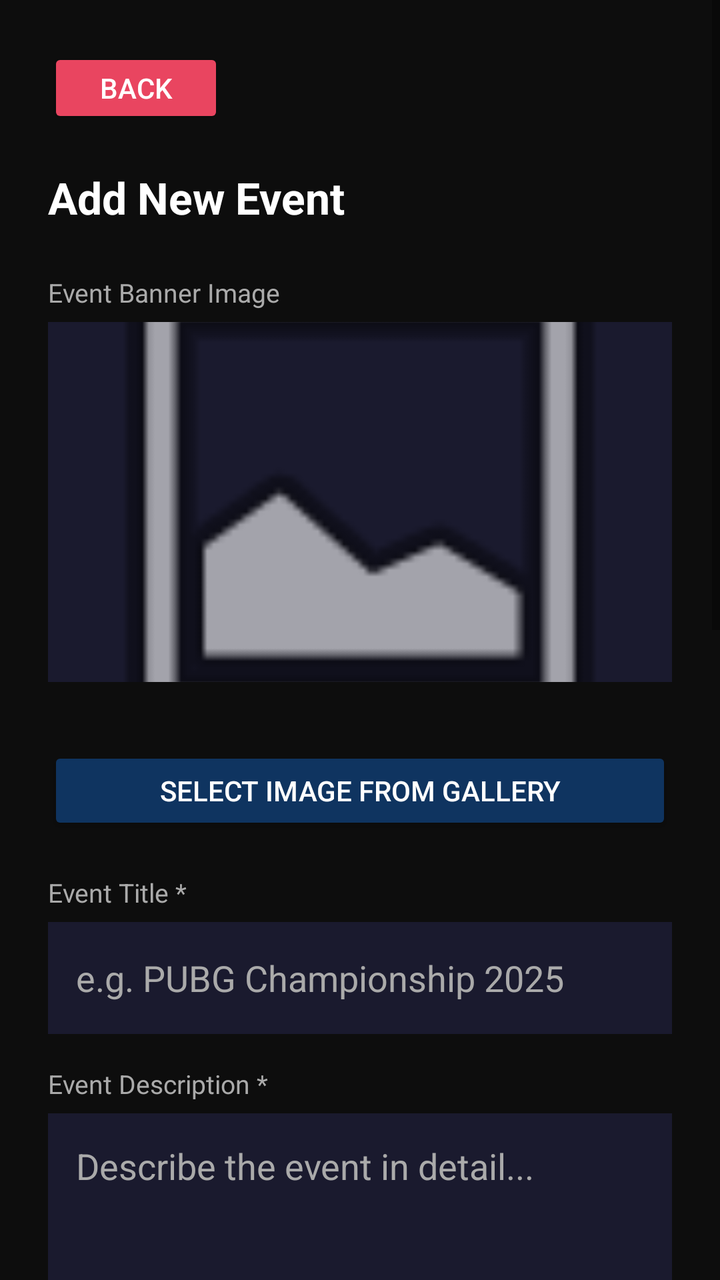
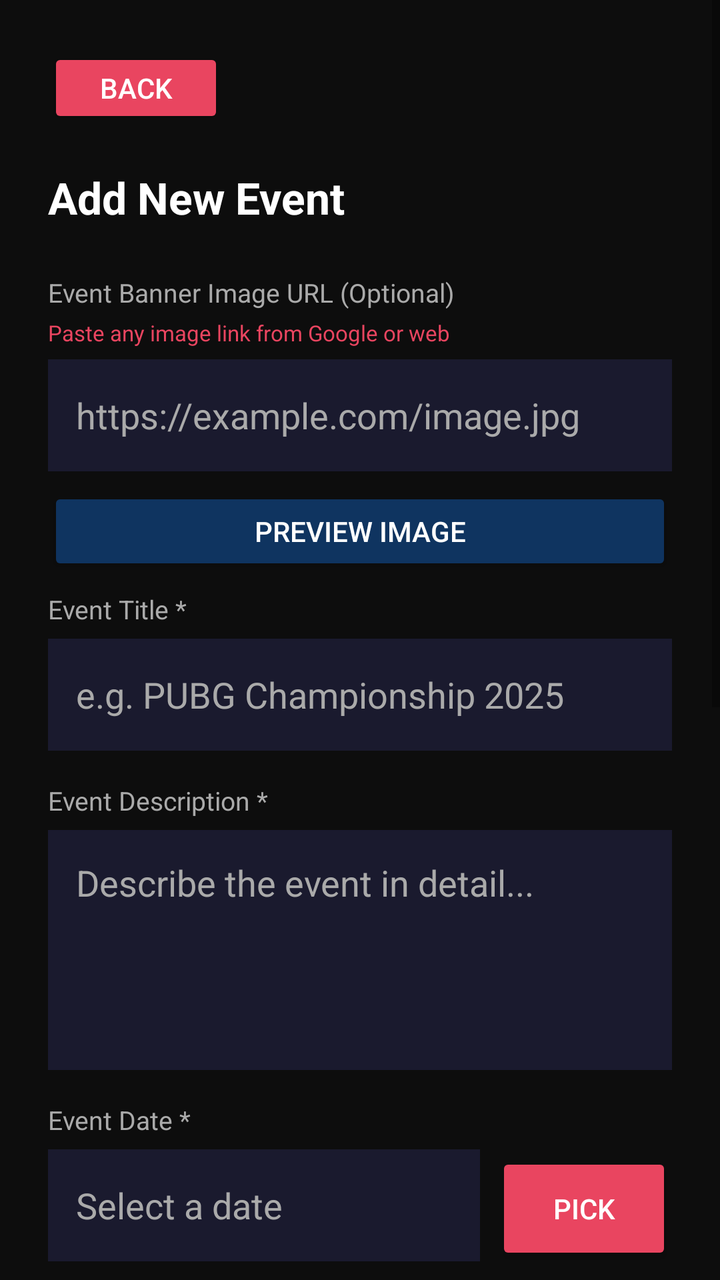

Before-and-after screenshots of an Android layout around one commit, followed by the original layout XML and the change that was made.
<!-- AndroidManifest.xml: application theme Theme.AIUBeSportsClub -->
<!-- res/layout/fragment_admin_add_event.xml -->
<?xml version="1.0" encoding="utf-8"?>
<ScrollView
    xmlns:android="http://schemas.android.com/apk/res/android"
    android:layout_width="match_parent"
    android:layout_height="match_parent"
    android:background="@color/dark_bg">

    <LinearLayout
        android:layout_width="match_parent"
        android:layout_height="wrap_content"
        android:orientation="vertical"
        android:padding="24dp">

        
        <Button
            android:id="@+id/btnBackAddEvent"
            android:layout_width="wrap_content"
            android:layout_height="40dp"
            android:text="Back"
            android:textColor="@color/white"
            android:backgroundTint="@color/accent"
            android:layout_marginBottom="20dp"/>

        
        <TextView
            android:layout_width="wrap_content"
            android:layout_height="wrap_content"
            android:text="Add New Event"
            android:textSize="22sp"
            android:textStyle="bold"
            android:textColor="@color/white"
            android:layout_marginBottom="24dp"/>

        
        <TextView
            android:layout_width="match_parent"
            android:layout_height="wrap_content"
            android:text="Event Banner Image"
            android:textSize="13sp"
            android:textColor="@color/light_gray"
            android:layout_marginBottom="6dp"/>

        
        <ImageView
            android:id="@+id/ivBannerPreview"
            android:layout_width="match_parent"
            android:layout_height="180dp"
            android:scaleType="centerCrop"
            android:background="@color/card_bg"
            android:src="@android:drawable/ic_menu_gallery"
            android:contentDescription="Banner preview"
            android:layout_marginBottom="8dp"/>

        
        <ProgressBar
            android:id="@+id/progressUpload"
            style="?android:attr/progressBarStyleHorizontal"
            android:layout_width="match_parent"
            android:layout_height="8dp"
            android:visibility="gone"
            android:progressTint="@color/accent"
            android:layout_marginBottom="8dp"/>

        
        <TextView
            android:id="@+id/tvUploadStatus"
            android:layout_width="match_parent"
            android:layout_height="wrap_content"
            android:text=""
            android:textSize="12sp"
            android:textColor="@color/accent"
            android:layout_marginBottom="8dp"/>

        
        <Button
            android:id="@+id/btnSelectBanner"
            android:layout_width="match_parent"
            android:layout_height="44dp"
            android:text="Select Image from Gallery"
            android:textSize="14sp"
            android:textColor="@color/white"
            android:backgroundTint="@color/accent_blue"
            android:layout_marginBottom="20dp"/>

        
        <TextView
            android:layout_width="match_parent"
            android:layout_height="wrap_content"
            android:text="Event Title *"
            android:textSize="13sp"
            android:textColor="@color/light_gray"
            android:layout_marginBottom="6dp"/>

        <EditText
            android:id="@+id/etEventName"
            android:layout_width="match_parent"
            android:layout_height="56dp"
            android:hint="e.g. PUBG Championship 2025"
            android:textColor="@color/white"
            android:textColorHint="@color/light_gray"
            android:background="@color/card_bg"
            android:padding="14dp"
            android:inputType="text"
            android:layout_marginBottom="16dp"/>

        
        <TextView
            android:layout_width="match_parent"
            android:layout_height="wrap_content"
            android:text="Event Description *"
            android:textSize="13sp"
            android:textColor="@color/light_gray"
            android:layout_marginBottom="6dp"/>

        <EditText
            android:id="@+id/etEventDescription"
            android:layout_width="match_parent"
            android:layout_height="120dp"
            android:hint="Describe the event in detail..."
            android:textColor="@color/white"
            android:textColorHint="@color/light_gray"
            android:background="@color/card_bg"
            android:padding="14dp"
            android:inputType="textMultiLine"
            android:gravity="top"
            android:layout_marginBottom="16dp"/>

        
        <TextView
            android:layout_width="match_parent"
            android:layout_height="wrap_content"
            android:text="Event Date *"
            android:textSize="13sp"
            android:textColor="@color/light_gray"
            android:layout_marginBottom="6dp"/>

        
        <LinearLayout
            android:layout_width="match_parent"
            android:layout_height="wrap_content"
            android:orientation="horizontal"
            android:layout_marginBottom="16dp">

            <EditText
                android:id="@+id/etEventDate"
                android:layout_width="0dp"
                android:layout_height="56dp"
                android:layout_weight="1"
                android:hint="Select a date"
                android:textColor="@color/white"
                android:textColorHint="@color/light_gray"
                android:background="@color/card_bg"
                android:padding="14dp"
                android:focusable="false"
                android:clickable="true"
                android:layout_marginEnd="8dp"/>

            <Button
                android:id="@+id/btnPickDate"
                android:layout_width="wrap_content"
                android:layout_height="56dp"
                android:text="Pick"
                android:textColor="@color/white"
                android:backgroundTint="@color/accent"/>

        </LinearLayout>

        
        <TextView
            android:layout_width="match_parent"
            android:layout_height="wrap_content"
            android:text="Prize *"
            android:textSize="13sp"
            android:textColor="@color/light_gray"
            android:layout_marginBottom="6dp"/>

        <EditText
            android:id="@+id/etEventPrize"
            android:layout_width="match_parent"
            android:layout_height="56dp"
            android:hint="e.g. BDT 10,000"
            android:textColor="@color/white"
            android:textColorHint="@color/light_gray"
            android:background="@color/card_bg"
            android:padding="14dp"
            android:inputType="text"
            android:layout_marginBottom="16dp"/>

        
        <TextView
            android:layout_width="match_parent"
            android:layout_height="wrap_content"
            android:text="Game Name *"
            android:textSize="13sp"
            android:textColor="@color/light_gray"
            android:layout_marginBottom="6dp"/>

        <EditText
            android:id="@+id/etGameName"
            android:layout_width="match_parent"
            android:layout_height="56dp"
            android:hint="e.g. PUBG Mobile"
            android:textColor="@color/white"
            android:textColorHint="@color/light_gray"
            android:background="@color/card_bg"
            android:padding="14dp"
            android:inputType="text"
            android:layout_marginBottom="16dp"/>

        
        <TextView
            android:layout_width="match_parent"
            android:layout_height="wrap_content"
            android:text="Registration Link *"
            android:textSize="13sp"
            android:textColor="@color/light_gray"
            android:layout_marginBottom="4dp"/>

        <TextView
            android:layout_width="match_parent"
            android:layout_height="wrap_content"
            android:text="Users will tap this to register for the event"
            android:textSize="11sp"
            android:textColor="@color/accent"
            android:layout_marginBottom="6dp"/>

        <EditText
            android:id="@+id/etRegistrationLink"
            android:layout_width="match_parent"
            android:layout_height="56dp"
            android:hint="https://forms.google.com/..."
            android:textColor="@color/white"
            android:textColorHint="@color/light_gray"
            android:background="@color/card_bg"
            android:padding="14dp"
            android:inputType="textUri"
            android:layout_marginBottom="16dp"/>

        
        <TextView
            android:layout_width="match_parent"
            android:layout_height="wrap_content"
            android:text="Event Link (Optional)"
            android:textSize="13sp"
            android:textColor="@color/light_gray"
            android:layout_marginBottom="4dp"/>

        <TextView
            android:layout_width="match_parent"
            android:layout_height="wrap_content"
            android:text="Facebook event, Discord, or tournament page"
            android:textSize="11sp"
            android:textColor="@color/accent"
            android:layout_marginBottom="6dp"/>

        <EditText
            android:id="@+id/etEventLink"
            android:layout_width="match_parent"
            android:layout_height="56dp"
            android:hint="https://facebook.com/events/..."
            android:textColor="@color/white"
            android:textColorHint="@color/light_gray"
            android:background="@color/card_bg"
            android:padding="14dp"
            android:inputType="textUri"
            android:layout_marginBottom="28dp"/>

        
        <Button
            android:id="@+id/btnSaveEvent"
            android:layout_width="match_parent"
            android:layout_height="56dp"
            android:text="Save Event"
            android:textSize="16sp"
            android:textColor="@color/white"
            android:backgroundTint="@color/accent"/>

        
        <ProgressBar
            android:id="@+id/progressSaveEvent"
            android:layout_width="wrap_content"
            android:layout_height="wrap_content"
            android:layout_gravity="center"
            android:layout_marginTop="12dp"
            android:visibility="gone"/>

    </LinearLayout>
</ScrollView>
<!-- resources referenced by this layout -->
<resources>
  <color name="accent">#E94560</color>
  <color name="accent_blue">#0F3460</color>
  <color name="card_bg">#1A1A2E</color>
  <color name="dark_bg">#0D0D0D</color>
  <color name="light_gray">#AAAAAA</color>
  <color name="white">#FFFFFF</color>
  <style name="Theme.AIUBeSportsClub" parent="Theme.MaterialComponents.DayNight.NoActionBar">
  
          <item name="colorPrimary">@color/accent_main</item>
          <item name="colorPrimaryVariant">@color/accent_navy</item>
          <item name="colorOnPrimary">@color/white</item>
          <item name="android:windowBackground">@color/dark_bg</item>
          <item name="colorSurface">@color/card_bg</item>
          <item name="colorOnSurface">@color/white</item>
          <item name="android:statusBarColor">@color/card_bg</item>
          <item name="android:navigationBarColor">@color/dark_bg</item>
          <item name="android:windowLightStatusBar">false</item>
  
          
  
      </style>
  <color name="accent_main">#E94560</color>
  <color name="accent_navy">#0F3460</color>
</resources>

<!-- the commit's change to res/layout/fragment_admin_add_event.xml (unified diff, before → after) -->
@@ -35,52 +35,51 @@
         <TextView
             android:layout_width="match_parent"
             android:layout_height="wrap_content"
-            android:text="Event Banner Image"
-            android:textSize="13sp"
-            android:textColor="@color/light_gray"
-            android:layout_marginBottom="6dp"/>
+            android:text="Event Banner Image URL (Optional)"
+            android:textSize="13sp"
+            android:textColor="@color/light_gray"
+            android:layout_marginBottom="4dp"/>
+
+        <TextView
+            android:layout_width="match_parent"
+            android:layout_height="wrap_content"
+            android:text="Paste any image link from Google or web"
+            android:textSize="11sp"
+            android:textColor="@color/accent"
+            android:layout_marginBottom="6dp"/>
+
+        <EditText
+            android:id="@+id/etBannerUrl"
+            android:layout_width="match_parent"
+            android:layout_height="56dp"
+            android:hint="https://example.com/image.jpg"
+            android:textColor="@color/white"
+            android:textColorHint="@color/light_gray"
+            android:background="@color/card_bg"
+            android:padding="14dp"
+            android:inputType="textUri"
+            android:layout_marginBottom="8dp"/>
+
+        
+        <Button
+            android:id="@+id/btnPreviewBanner"
+            android:layout_width="match_parent"
+            android:layout_height="44dp"
+            android:text="Preview Image"
+            android:textSize="14sp"
+            android:textColor="@color/white"
+            android:backgroundTint="@color/accent_blue"
+            android:layout_marginBottom="8dp"/>
 
         
         <ImageView
             android:id="@+id/ivBannerPreview"
             android:layout_width="match_parent"
-            android:layout_height="180dp"
+            android:layout_height="160dp"
             android:scaleType="centerCrop"
-            android:background="@color/card_bg"
-            android:src="@android:drawable/ic_menu_gallery"
-            android:contentDescription="Banner preview"
-            android:layout_marginBottom="8dp"/>
-
-        
-        <ProgressBar
-            android:id="@+id/progressUpload"
-            style="?android:attr/progressBarStyleHorizontal"
-            android:layout_width="match_parent"
-            android:layout_height="8dp"
             android:visibility="gone"
-            android:progressTint="@color/accent"
-            android:layout_marginBottom="8dp"/>
-
-        
-        <TextView
-            android:id="@+id/tvUploadStatus"
-            android:layout_width="match_parent"
-            android:layout_height="wrap_content"
-            android:text=""
-            android:textSize="12sp"
-            android:textColor="@color/accent"
-            android:layout_marginBottom="8dp"/>
-
-        
-        <Button
-            android:id="@+id/btnSelectBanner"
-            android:layout_width="match_parent"
-            android:layout_height="44dp"
-            android:text="Select Image from Gallery"
-            android:textSize="14sp"
-            android:textColor="@color/white"
-            android:backgroundTint="@color/accent_blue"
-            android:layout_marginBottom="20dp"/>
+            android:layout_marginBottom="20dp"
+            android:contentDescription="Banner preview"/>
 
         
         <TextView
